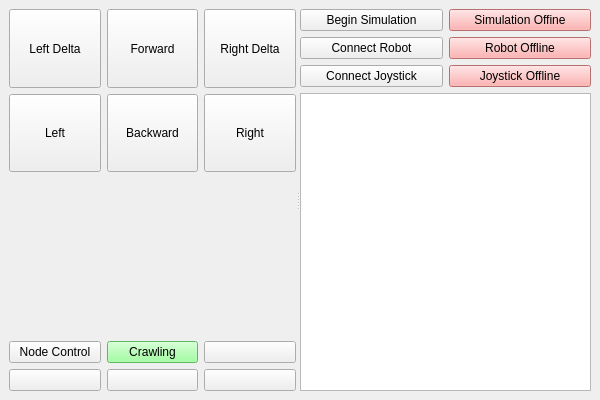
BYUCMR/Capstone_TREG, file rift/ui/main.ui: the form before one commit.
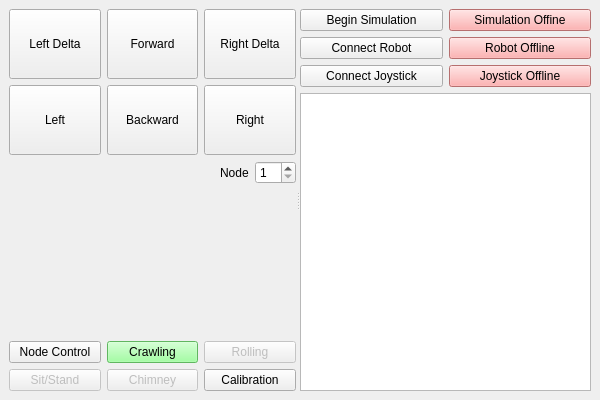
The form after the commit.

```diff
--- a/rift/ui/main.ui
+++ b/rift/ui/main.ui
@@ -30,11 +30,17 @@
           <item row="1" column="0">
            <widget class="QPushButton" name="left">
             <property name="sizePolicy">
-             <sizepolicy hsizetype="Minimum" vsizetype="Expanding">
+             <sizepolicy hsizetype="Minimum" vsizetype="Minimum">
               <horstretch>0</horstretch>
               <verstretch>0</verstretch>
              </sizepolicy>
             </property>
+            <property name="minimumSize">
+             <size>
+              <width>0</width>
+              <height>70</height>
+             </size>
+            </property>
             <property name="text">
              <string>Left</string>
             </property>
@@ -43,11 +49,17 @@
           <item row="0" column="2">
            <widget class="QPushButton" name="del_right">
             <property name="sizePolicy">
-             <sizepolicy hsizetype="Minimum" vsizetype="Expanding">
+             <sizepolicy hsizetype="Minimum" vsizetype="Minimum">
               <horstretch>0</horstretch>
               <verstretch>0</verstretch>
              </sizepolicy>
             </property>
+            <property name="minimumSize">
+             <size>
+              <width>0</width>
+              <height>70</height>
+             </size>
+            </property>
             <property name="text">
              <string>Right Delta</string>
             </property>
@@ -56,11 +68,17 @@
           <item row="1" column="2">
            <widget class="QPushButton" name="right">
             <property name="sizePolicy">
-             <sizepolicy hsizetype="Minimum" vsizetype="Expanding">
+             <sizepolicy hsizetype="Minimum" vsizetype="Minimum">
               <horstretch>0</horstretch>
               <verstretch>0</verstretch>
              </sizepolicy>
             </property>
+            <property name="minimumSize">
+             <size>
+              <width>0</width>
+              <height>70</height>
+             </size>
+            </property>
             <property name="text">
              <string>Right</string>
             </property>
@@ -69,11 +87,17 @@
           <item row="0" column="0">
            <widget class="QPushButton" name="del_left">
             <property name="sizePolicy">
-             <sizepolicy hsizetype="Minimum" vsizetype="Expanding">
+             <sizepolicy hsizetype="Minimum" vsizetype="Minimum">
               <horstretch>0</horstretch>
               <verstretch>0</verstretch>
              </sizepolicy>
             </property>
+            <property name="minimumSize">
+             <size>
+              <width>0</width>
+              <height>70</height>
+             </size>
+            </property>
             <property name="text">
              <string>Left Delta</string>
             </property>
@@ -82,11 +106,17 @@
           <item row="1" column="1">
            <widget class="QPushButton" name="backward">
             <property name="sizePolicy">
-             <sizepolicy hsizetype="Minimum" vsizetype="Expanding">
+             <sizepolicy hsizetype="Minimum" vsizetype="Minimum">
               <horstretch>0</horstretch>
               <verstretch>0</verstretch>
              </sizepolicy>
             </property>
+            <property name="minimumSize">
+             <size>
+              <width>0</width>
+              <height>70</height>
+             </size>
+            </property>
             <property name="text">
              <string>Backward</string>
             </property>
@@ -95,11 +125,17 @@
           <item row="0" column="1">
            <widget class="QPushButton" name="forward">
             <property name="sizePolicy">
-             <sizepolicy hsizetype="Minimum" vsizetype="Expanding">
+             <sizepolicy hsizetype="Minimum" vsizetype="Minimum">
               <horstretch>0</horstretch>
               <verstretch>0</verstretch>
              </sizepolicy>
             </property>
+            <property name="minimumSize">
+             <size>
+              <width>0</width>
+              <height>70</height>
+             </size>
+            </property>
             <property name="text">
              <string>Forward</string>
             </property>
@@ -108,7 +144,44 @@
          </layout>
         </item>
         <item>
-         <spacer name="L12">
+         <layout class="QHBoxLayout" name="L12">
+          <property name="topMargin">
+           <number>0</number>
+          </property>
+          <item>
+           <spacer name="L121">
+            <property name="orientation">
+             <enum>Qt::Orientation::Horizontal</enum>
+            </property>
+            <property name="sizeHint" stdset="0">
+             <size>
+              <width>40</width>
+              <height>20</height>
+             </size>
+            </property>
+           </spacer>
+          </item>
+          <item>
+           <widget class="QLabel" name="selector_label">
+            <property name="text">
+             <string>Node</string>
+            </property>
+           </widget>
+          </item>
+          <item>
+           <widget class="QSpinBox" name="selector">
+            <property name="minimum">
+             <number>1</number>
+            </property>
+            <property name="maximum">
+             <number>12</number>
+            </property>
+           </widget>
+          </item>
+         </layout>
+        </item>
+        <item>
+         <spacer name="L13">
           <property name="orientation">
            <enum>Qt::Orientation::Vertical</enum>
           </property>
@@ -121,11 +194,14 @@
          </spacer>
         </item>
         <item>
-         <layout class="QGridLayout" name="L13">
+         <layout class="QGridLayout" name="L14">
           <item row="1" column="0">
-           <widget class="QPushButton" name="pushButton_10">
+           <widget class="QPushButton" name="sit_stand">
+            <property name="enabled">
+             <bool>false</bool>
+            </property>
             <property name="text">
-             <string/>
+             <string>Sit/Stand</string>
             </property>
            </widget>
           </item>
@@ -141,9 +217,12 @@
            </widget>
           </item>
           <item row="0" column="2">
-           <widget class="QPushButton" name="pushButton_9">
+           <widget class="QPushButton" name="rolling">
+            <property name="enabled">
+             <bool>false</bool>
+            </property>
             <property name="text">
-             <string/>
+             <string>Rolling</string>
             </property>
            </widget>
           </item>
@@ -155,16 +234,19 @@
            </widget>
           </item>
           <item row="1" column="1">
-           <widget class="QPushButton" name="pushButton_11">
+           <widget class="QPushButton" name="chimney">
+            <property name="enabled">
+             <bool>false</bool>
+            </property>
             <property name="text">
-             <string/>
+             <string>Chimney</string>
             </property>
            </widget>
           </item>
           <item row="1" column="2">
-           <widget class="QPushButton" name="pushButton_12">
+           <widget class="QPushButton" name="calibration">
             <property name="text">
-             <string/>
+             <string>Calibration</string>
             </property>
            </widget>
           </item>
```
